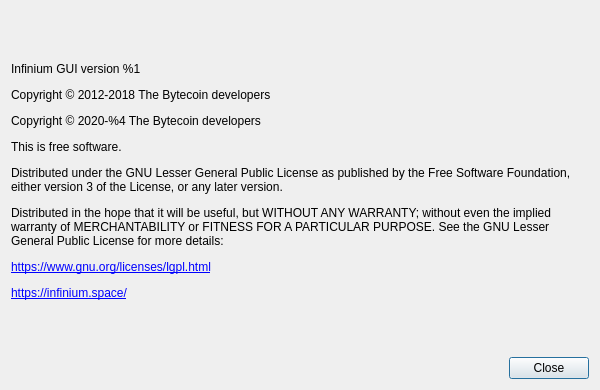
Above: src/aboutdialog.ui from Infinium-dev/Infinium-gui before the change. Below: the same form after it.
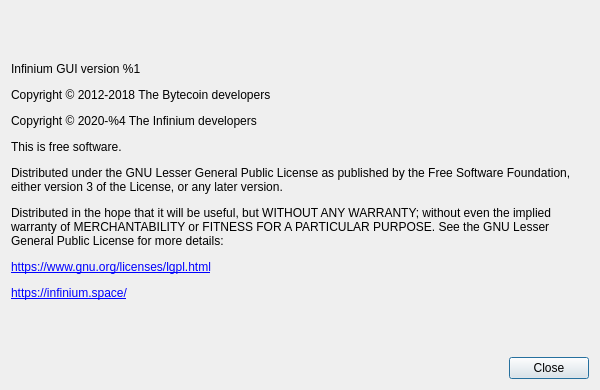
That is the form after the change. Custom widgets are drawn as their Qt base class.

Commit message: Infinium GUI 3.0.0 New Way

```diff
--- a/src/aboutdialog.ui
+++ b/src/aboutdialog.ui
@@ -41,7 +41,7 @@
       </sizepolicy>
      </property>
      <property name="text">
-      <string>&lt;html&gt;&lt;head/&gt;&lt;body&gt;&lt;p&gt;Infinium GUI version %1&lt;/p&gt;&lt;p&gt;Copyright © 2012-2018 The Bytecoin developers&lt;/p&gt;&lt;p&gt;Copyright © 2020-%4 The Bytecoin developers&lt;/p&gt;&lt;p&gt;This is free software.&lt;/p&gt;&lt;p&gt;Distributed under the GNU Lesser General Public License as published by the Free Software Foundation, either version 3 of the License, or any later version.&lt;/p&gt;&lt;p&gt;Distributed in the hope that it will be useful, but WITHOUT ANY WARRANTY; without even the implied warranty of MERCHANTABILITY or FITNESS FOR A PARTICULAR PURPOSE. See the GNU Lesser General Public License for more details:&lt;/p&gt;&lt;p&gt;&lt;a href=&quot;https://www.gnu.org/licenses/lgpl.html&quot;&gt;&lt;span style=&quot; text-decoration: underline; color:#0000ff;&quot;&gt;https://www.gnu.org/licenses/lgpl.html&lt;/span&gt;&lt;/a&gt;&lt;/p&gt;&lt;p&gt;&lt;a href=&quot;http://infinium.space/&quot;&gt;&lt;span style=&quot; text-decoration: underline; color:#0000ff;&quot;&gt;https://infinium.space/&lt;/span&gt;&lt;/a&gt;&lt;/p&gt;&lt;/body&gt;&lt;/html&gt;</string>
+      <string>&lt;html&gt;&lt;head/&gt;&lt;body&gt;&lt;p&gt;Infinium GUI version %1&lt;/p&gt;&lt;p&gt;Copyright © 2012-2018 The Bytecoin developers&lt;/p&gt;&lt;p&gt;Copyright © 2020-%4 The Infinium developers&lt;/p&gt;&lt;p&gt;This is free software.&lt;/p&gt;&lt;p&gt;Distributed under the GNU Lesser General Public License as published by the Free Software Foundation, either version 3 of the License, or any later version.&lt;/p&gt;&lt;p&gt;Distributed in the hope that it will be useful, but WITHOUT ANY WARRANTY; without even the implied warranty of MERCHANTABILITY or FITNESS FOR A PARTICULAR PURPOSE. See the GNU Lesser General Public License for more details:&lt;/p&gt;&lt;p&gt;&lt;a href=&quot;https://www.gnu.org/licenses/lgpl.html&quot;&gt;&lt;span style=&quot; text-decoration: underline; color:#0000ff;&quot;&gt;https://www.gnu.org/licenses/lgpl.html&lt;/span&gt;&lt;/a&gt;&lt;/p&gt;&lt;p&gt;&lt;a href=&quot;http://infinium.space/&quot;&gt;&lt;span style=&quot; text-decoration: underline; color:#0000ff;&quot;&gt;https://infinium.space/&lt;/span&gt;&lt;/a&gt;&lt;/p&gt;&lt;/body&gt;&lt;/html&gt;</string>
      </property>
      <property name="textFormat">
       <enum>Qt::RichText</enum>
```
The commit also changes 8 other files.
